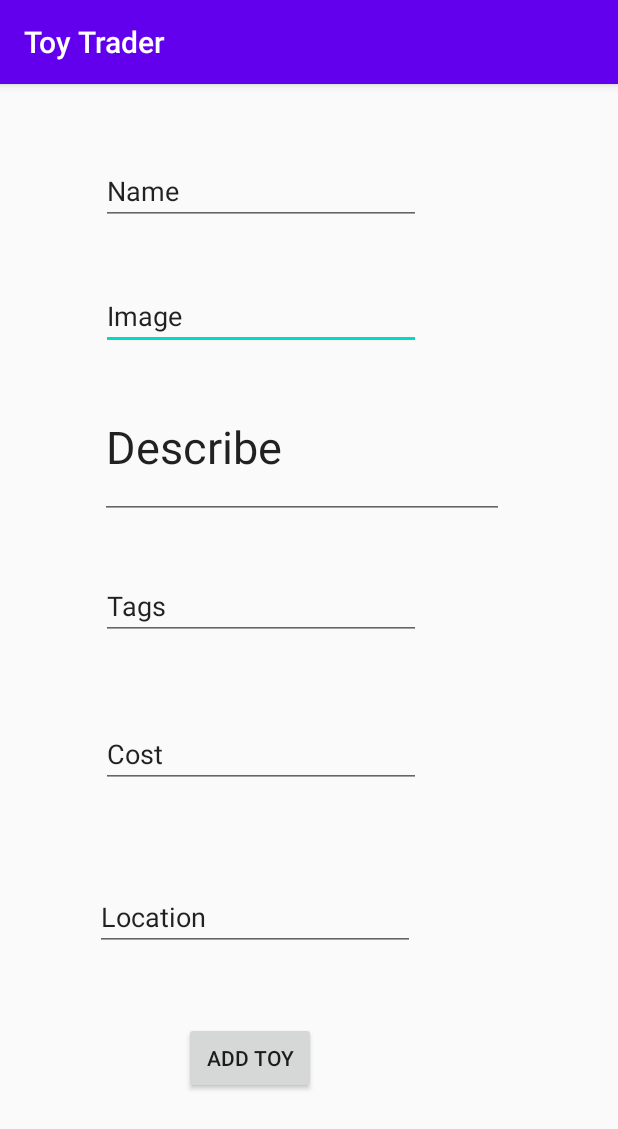
After one commit to arselan95/Toy-Trader-Android-Application, an Android app: the UploadToy screen opened directly, with no data from a screen before it, on a phone screen of 412 x 824 dp. The commit adds this screen. Shown: the top 1129 px of the screen. Run offline under Robolectric (Android 15) with nearby library versions, the phone set to English and light mode, and no system bars.

Commit message:
Add files via upload

```diff
--- a/ToyTrader/app/src/main/AndroidManifest.xml
+++ b/ToyTrader/app/src/main/AndroidManifest.xml
@@ -9,6 +9,7 @@
         android:roundIcon="@mipmap/ic_launcher_round"
         android:supportsRtl="true"
         android:theme="@style/AppTheme">
+        <activity android:name=".UploadToy"></activity>
         <activity android:name=".MainActivity">
             <intent-filter>
                 <action android:name="android.intent.action.MAIN" />
--- /dev/null
+++ b/ToyTrader/app/src/main/java/com/example/toytrader/UploadToy.java
@@ -0,0 +1,55 @@
+package com.example.toytrader;
+
+import androidx.appcompat.app.AppCompatActivity;
+
+
+import android.content.Intent;
+import android.os.Bundle;
+import android.view.View;
+import android.widget.EditText;
+import android.widget.Toast;
+
+public class UploadToy extends AppCompatActivity {
+
+    EditText name, tags, location, cost, description, image;
+
+    @Override
+    protected void onCreate(Bundle savedInstanceState) {
+        super.onCreate(savedInstanceState);
+        setContentView(R.layout.activity_upload_toy);
+
+        name = (EditText) findViewById(R.id.nametext);
+        tags = (EditText) findViewById(R.id.tagstext);
+        location = (EditText) findViewById(R.id.locationtext);
+        cost = (EditText) findViewById(R.id.costtext);
+        description = (EditText) findViewById(R.id.descriptiontext);
+        image = (EditText) findViewById(R.id.imagesrc);
+    }
+
+
+        //add record to database
+        public void addToy(View view) {
+            String parcecost= cost.getText().toString();
+            double newcost=Double.parseDouble(parcecost);
+            Dbmanager db = new Dbmanager(this);
+
+           db.insertToy(name.getText().toString(), tags.getText().toString(), description.getText().toString(),newcost, image.getText().toString(), location.getText().toString(),Integer.parseInt("x"), "test");
+
+            Toast.makeText(this,"added", Toast.LENGTH_LONG).show();
+            name.setText("");
+            tags.setText("");
+            location.setText("");
+            cost.setText("");
+           description.setText("");
+            image.setText("");
+
+            Intent intent;
+            intent = new Intent(this, MainActivity.class);
+            startActivity(intent);
+
+        }
+
+
+
+
+    }
--- /dev/null
+++ b/ToyTrader/app/src/main/res/layout/activity_upload_toy.xml
@@ -0,0 +1,144 @@
+<?xml version="1.0" encoding="utf-8"?>
+<androidx.constraintlayout.widget.ConstraintLayout xmlns:android="http://schemas.android.com/apk/res/android"
+    xmlns:app="http://schemas.android.com/apk/res-auto"
+    xmlns:tools="http://schemas.android.com/tools"
+    android:layout_width="match_parent"
+    android:layout_height="match_parent"
+    tools:context=".UploadToy">
+
+
+    <EditText
+        android:id="@+id/imagesrc"
+        android:layout_width="wrap_content"
+        android:layout_height="wrap_content"
+        android:layout_marginStart="67dp"
+        android:layout_marginLeft="67dp"
+        android:layout_marginTop="32dp"
+        android:layout_marginEnd="135dp"
+        android:layout_marginRight="135dp"
+        android:layout_marginBottom="1dp"
+        android:ems="10"
+        android:inputType="textPersonName"
+        android:text="Image"
+        app:layout_constraintBottom_toTopOf="@+id/descriptiontext"
+        app:layout_constraintEnd_toEndOf="parent"
+        app:layout_constraintHorizontal_bias="0.0"
+        app:layout_constraintStart_toStartOf="parent"
+        app:layout_constraintTop_toBottomOf="@+id/nametext" />
+
+
+    <EditText
+        android:id="@+id/descriptiontext"
+        android:layout_width="269dp"
+        android:layout_height="95dp"
+        android:layout_marginStart="66dp"
+        android:layout_marginLeft="66dp"
+        android:layout_marginTop="16dp"
+        android:layout_marginEnd="76dp"
+        android:layout_marginRight="76dp"
+        android:layout_marginBottom="3dp"
+        android:ems="10"
+        android:inputType="textPersonName"
+        android:text="Describe "
+        android:textAppearance="@style/TextAppearance.AppCompat.Display1"
+        android:textSize="30sp"
+        app:layout_constraintBottom_toTopOf="@+id/tagstext"
+        app:layout_constraintEnd_toEndOf="parent"
+        app:layout_constraintHorizontal_bias="1.0"
+        app:layout_constraintStart_toStartOf="parent"
+        app:layout_constraintTop_toBottomOf="@+id/imagesrc"/>
+
+    <EditText
+        android:id="@+id/costtext"
+        android:layout_width="wrap_content"
+        android:layout_height="wrap_content"
+        android:layout_marginStart="67dp"
+        android:layout_marginLeft="67dp"
+        android:layout_marginTop="26dp"
+        android:layout_marginEnd="135dp"
+        android:layout_marginRight="135dp"
+        android:layout_marginBottom="39dp"
+        android:ems="10"
+        android:inputType="textPersonName"
+        android:text="Cost"
+        app:layout_constraintBottom_toTopOf="@+id/locationtext"
+        app:layout_constraintEnd_toEndOf="parent"
+        app:layout_constraintHorizontal_bias="0.0"
+        app:layout_constraintStart_toStartOf="parent"
+        app:layout_constraintTop_toBottomOf="@+id/tagstext" />
+
+    <EditText
+        android:id="@+id/locationtext"
+        android:layout_width="wrap_content"
+        android:layout_height="wrap_content"
+        android:layout_marginStart="67dp"
+        android:layout_marginLeft="67dp"
+        android:layout_marginTop="24dp"
+        android:layout_marginEnd="135dp"
+        android:layout_marginRight="135dp"
+        android:layout_marginBottom="203dp"
+        android:ems="10"
+        android:inputType="textPersonName"
+        android:text="Location"
+        app:layout_constraintBottom_toBottomOf="parent"
+        app:layout_constraintEnd_toEndOf="parent"
+        app:layout_constraintHorizontal_bias="1.0"
+        app:layout_constraintStart_toStartOf="parent"
+        app:layout_constraintTop_toBottomOf="@+id/costtext" />
+
+    <EditText
+        android:id="@+id/tagstext"
+        android:layout_width="wrap_content"
+        android:layout_height="wrap_content"
+        android:layout_marginStart="67dp"
+        android:layout_marginLeft="67dp"
+        android:layout_marginTop="32dp"
+        android:layout_marginEnd="135dp"
+        android:layout_marginRight="135dp"
+        android:layout_marginBottom="27dp"
+        android:ems="10"
+        android:inputType="textPersonName"
+        android:text="Tags"
+        app:layout_constraintBottom_toTopOf="@+id/costtext"
+        app:layout_constraintEnd_toEndOf="parent"
+        app:layout_constraintHorizontal_bias="0.0"
+        app:layout_constraintStart_toStartOf="parent"
+        app:layout_constraintTop_toBottomOf="@+id/descriptiontext" />
+
+    <EditText
+        android:id="@+id/nametext"
+        android:layout_width="wrap_content"
+        android:layout_height="wrap_content"
+        android:layout_marginStart="67dp"
+        android:layout_marginLeft="67dp"
+        android:layout_marginTop="61dp"
+        android:layout_marginEnd="135dp"
+        android:layout_marginRight="135dp"
+        android:layout_marginBottom="6dp"
+        android:ems="10"
+        android:inputType="textPersonName"
+        android:text="Name"
+        app:layout_constraintBottom_toTopOf="@+id/imagesrc"
+        app:layout_constraintEnd_toEndOf="parent"
+        app:layout_constraintHorizontal_bias="0.0"
+        app:layout_constraintStart_toStartOf="parent"
+        app:layout_constraintTop_toTopOf="parent" />
+
+    <Button
+        android:id="@+id/button2"
+        android:layout_width="wrap_content"
+        android:layout_height="wrap_content"
+        android:layout_marginStart="122dp"
+        android:layout_marginLeft="122dp"
+        android:layout_marginTop="39dp"
+        android:layout_marginEnd="201dp"
+        android:layout_marginRight="201dp"
+        android:layout_marginBottom="86dp"
+        android:onClick="addToy"
+        android:text="Add toy"
+        app:layout_constraintBottom_toBottomOf="parent"
+        app:layout_constraintEnd_toEndOf="parent"
+        app:layout_constraintStart_toStartOf="parent"
+        app:layout_constraintTop_toBottomOf="@+id/locationtext" />
+
+</androidx.constraintlayout.widget.ConstraintLayout>
```
Also changed, not shown: ToyTrader/app/src/main/java/com/example/toytrader/Dbmanager.java (+72 -1 lines), ToyTrader/app/src/main/java/com/example/toytrader/MainActivity.java (+10 -0 lines), ToyTrader/app/src/main/java/com/example/toytrader/Toy.java (+16 -0 lines), ToyTrader/app/src/main/res/layout/activity_main.xml (+19 -5 lines).
